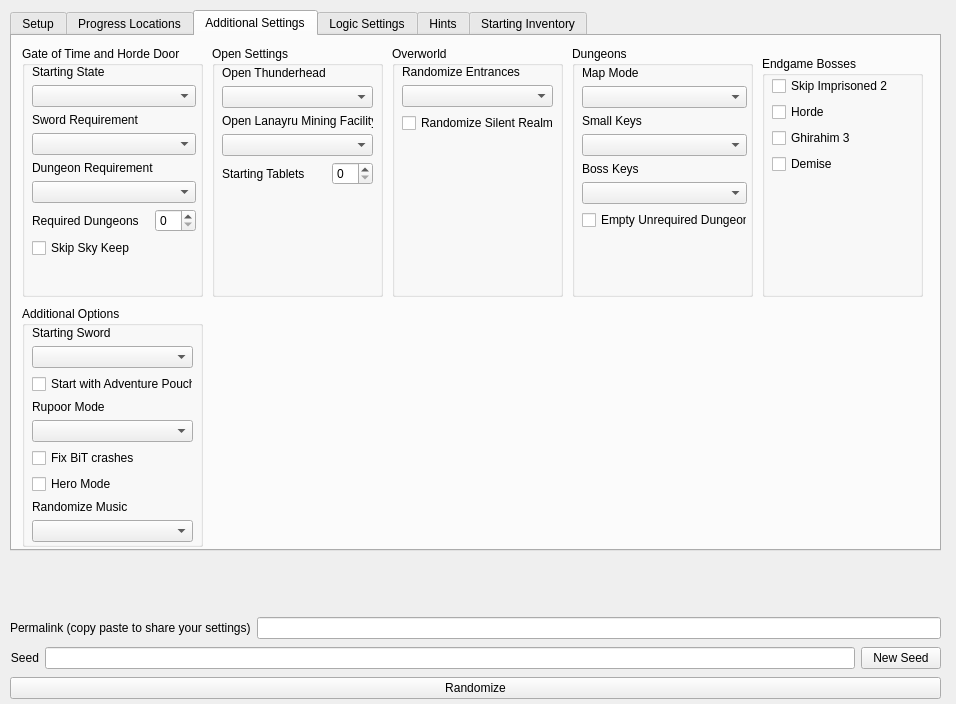
Old version of the form gui/randogui.ui in the repository ssrando/ssrando.
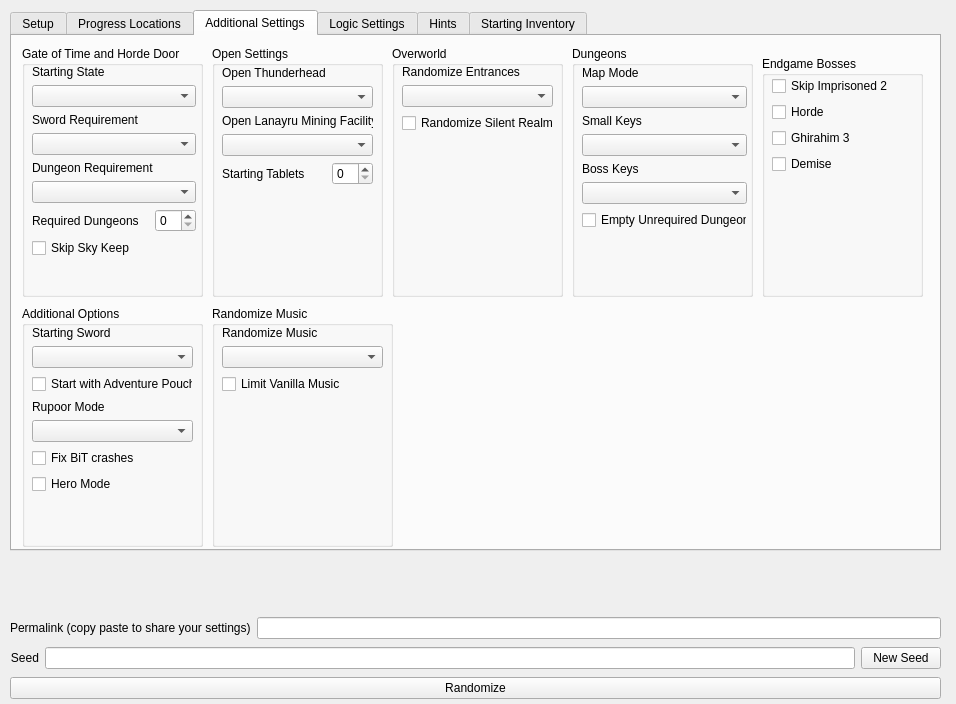
New version of the form.

Commit message: Add limit vanilla music option

Diff of the .ui file:
```diff
--- a/gui/randogui.ui
+++ b/gui/randogui.ui
@@ -1108,6 +1108,44 @@
          </widget>
         </item>
         <item>
+         <spacer name="verticalSpacer_6">
+          <property name="orientation">
+           <enum>Qt::Vertical</enum>
+          </property>
+          <property name="sizeHint" stdset="0">
+           <size>
+            <width>20</width>
+            <height>40</height>
+           </size>
+          </property>
+         </spacer>
+        </item>
+       </layout>
+      </widget>
+     </widget>
+     <widget class="QGroupBox" name="groupBox_14">
+      <property name="geometry">
+       <rect>
+        <x>200</x>
+        <y>270</y>
+        <width>181</width>
+        <height>241</height>
+       </rect>
+      </property>
+      <property name="title">
+       <string>Randomize Music</string>
+      </property>
+      <widget class="QWidget" name="verticalLayoutWidget_8">
+       <property name="geometry">
+        <rect>
+         <x>10</x>
+         <y>20</y>
+         <width>161</width>
+         <height>224</height>
+        </rect>
+       </property>
+       <layout class="QVBoxLayout" name="verticalLayout_31">
+        <item>
          <layout class="QVBoxLayout" name="verticalLayout_17">
           <item>
            <widget class="QLabel" name="label_for_option_music_rando">
@@ -1122,7 +1160,14 @@
          </layout>
         </item>
         <item>
-         <spacer name="verticalSpacer_6">
+         <widget class="QCheckBox" name="option_limit_vanilla_music">
+          <property name="text">
+           <string>Limit Vanilla Music</string>
+          </property>
+         </widget>
+        </item>
+        <item>
+         <spacer name="verticalSpacer_15">
           <property name="orientation">
            <enum>Qt::Vertical</enum>
           </property>
```
The commit also changes 4 other files.
